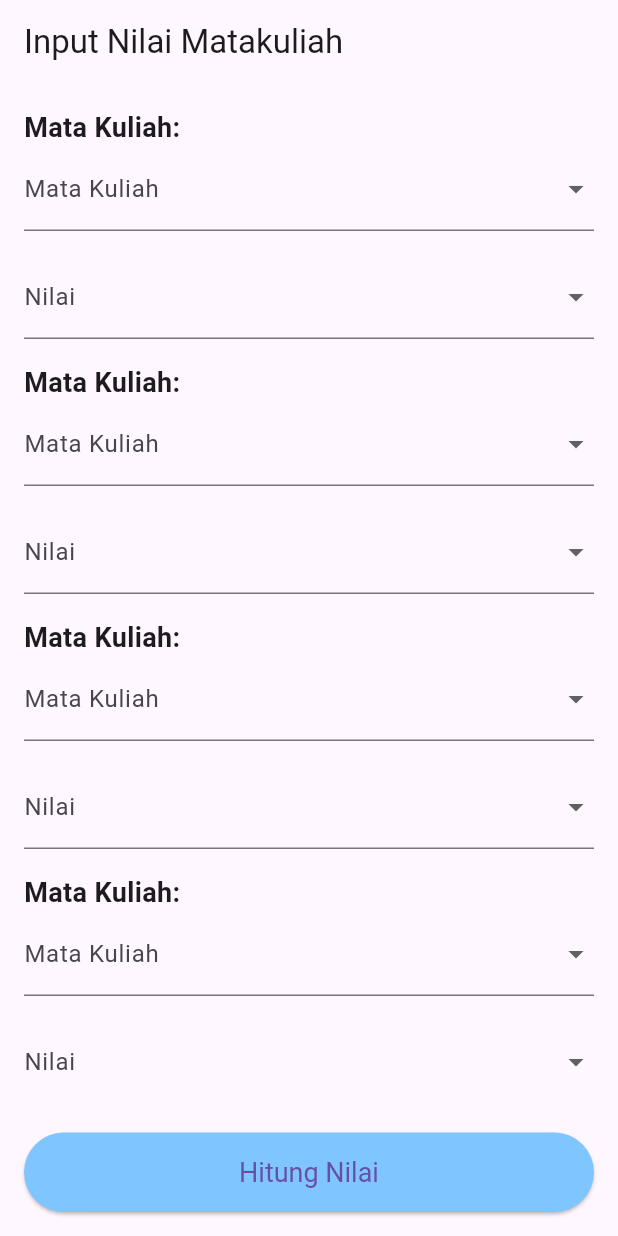
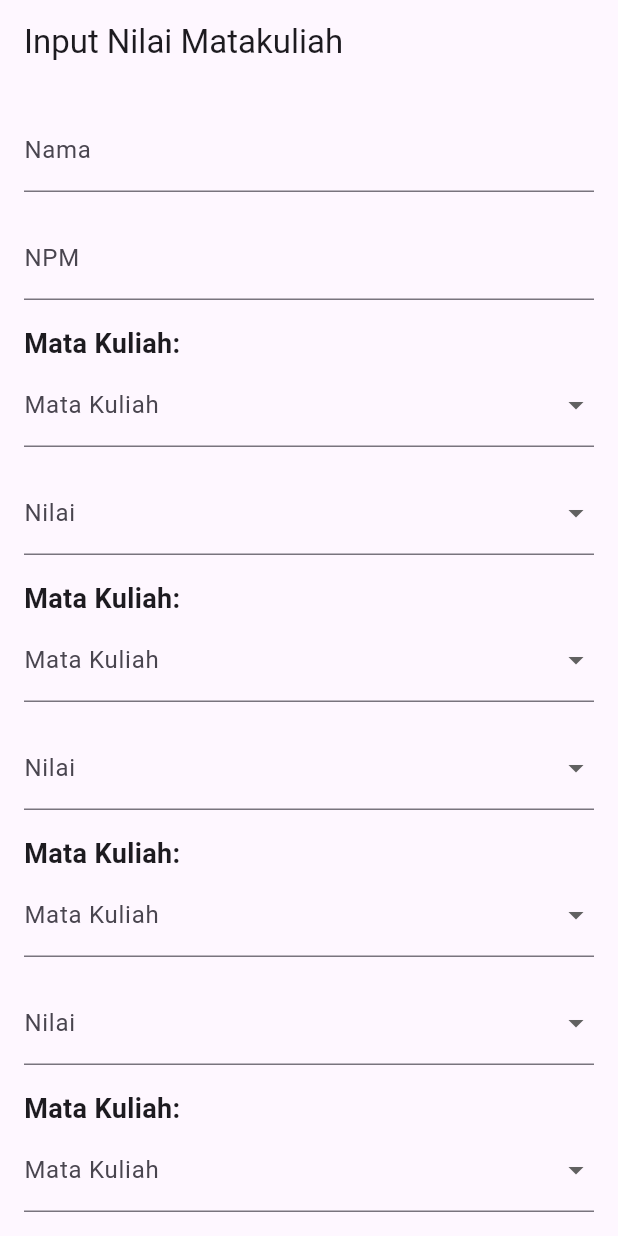
Before and after one commit to 12irsyad2003/Irsyadul_Ibad_Praktikum_Android, a Flutter app: the screen it shows after launch, on a phone screen of 412 x 824 dp. Run offline on Flutter 3.47's test engine with Material 3 defaults, Android fonts, the phone set to English and light mode, and no system bars.

Commit message:
menambahkan nama dan Npm nilai_input.dart

```diff
--- a/pertemuan04/lib/nilai_input.dart
+++ b/pertemuan04/lib/nilai_input.dart
@@ -31,6 +31,10 @@ class _NilaiMatakuliahPageState extends State<NilaiMatakuliahPage> {
   List<String?> selectedMatakuliah = List.filled(10, null);
   Konversi konversi = Konversi();
 
+  // Variabel untuk Nama dan NPM
+  String? nama;
+  String? npm;
+
   // Fungsi untuk menghitung IPK dan total SKS
   Map<String, double> hitungIPKdanSks() {
     double totalBobot = 0.0;
@@ -38,11 +42,9 @@ class _NilaiMatakuliahPageState extends State<NilaiMatakuliahPage> {
 
     for (int i = 0; i < matakuliah.length; i++) {
       if (selectedNilai[i] != null && selectedMatakuliah[i] != null) {
-        // Menghitung total bobot berdasarkan nilai huruf dan SKS
         double bobotNilai = konversi.nilaiKeAngka(selectedNilai[i]!);
-        totalBobot +=
-            bobotNilai * sksMatakuliah[i]; // Mengalikan bobot nilai dengan SKS
-        totalSks += sksMatakuliah[i]; // Menjumlahkan SKS
+        totalBobot += bobotNilai * sksMatakuliah[i];
+        totalSks += sksMatakuliah[i];
       }
     }
 
@@ -51,7 +53,6 @@ class _NilaiMatakuliahPageState extends State<NilaiMatakuliahPage> {
     return {'IPK': ipk, 'Total SKS': totalSks};
   }
 
-  // Fungsi untuk mendapatkan list pilihan mata kuliah yang masih tersedia
   List<String> getAvailableMatakuliah(int index) {
     List<String> availableMatakuliah = List.from(matakuliah);
     for (int i = 0; i < selectedMatakuliah.length; i++) {
@@ -68,17 +69,42 @@ class _NilaiMatakuliahPageState extends State<NilaiMatakuliahPage> {
       appBar: AppBar(title: Text('Input Nilai Matakuliah')),
       body: Padding(
         padding: const EdgeInsets.all(16.0),
-        child: ListView.builder(
+        child: ListView(
+          children: <Widget>[
+            // Input Nama
+            TextField(
+              decoration: InputDecoration(labelText: 'Nama'),
+              onChanged: (value) {
+                setState(() {
+                  nama = value;
+                });
+              },
+            ),
+            SizedBox(height: 16),
+            // Input NPM
+            TextField(
+              decoration: InputDecoration(labelText: 'NPM'),
+              keyboardType: TextInputType.number,
+              onChanged: (value) {
+                setState(() {
+                  npm = value;
+                });
+              },
+            ),
+            SizedBox(height: 16),
+            // Input Mata Kuliah dan Nilai
+            ListView.builder(
               itemCount: matakuliah.length,
+              shrinkWrap: true,
               itemBuilder: (context, index) {
                 return Column(
                   crossAxisAlignment: CrossAxisAlignment.start,
                   children: <Widget>[
                     Text(
                       'Mata Kuliah: ',
-                  style: TextStyle(fontSize: 18, fontWeight: FontWeight.bold),
+                      style:
+                          TextStyle(fontSize: 18, fontWeight: FontWeight.bold),
                     ),
-                // Dropdown untuk memilih Mata Kuliah
                     DropdownButtonFormField<String>(
                       value: selectedMatakuliah[index],
                       decoration: InputDecoration(labelText: 'Mata Kuliah'),
@@ -95,7 +121,6 @@ class _NilaiMatakuliahPageState extends State<NilaiMatakuliahPage> {
                       },
                     ),
                     SizedBox(height: 16),
-                // Dropdown untuk memilih Nilai
                     DropdownButtonFormField<String>(
                       value: selectedNilai[index],
                       decoration: InputDecoration(labelText: 'Nilai'),
@@ -116,15 +141,16 @@ class _NilaiMatakuliahPageState extends State<NilaiMatakuliahPage> {
                 );
               },
             ),
-      ),
-      bottomNavigationBar: Padding(
+            Padding(
               padding: const EdgeInsets.all(16.0),
               child: ElevatedButton(
                 onPressed: () {
                   if (selectedNilai.contains(null) ||
-                selectedMatakuliah.contains(null)) {
+                      selectedMatakuliah.contains(null) ||
+                      nama == null ||
+                      npm == null) {
                     ScaffoldMessenger.of(context).showSnackBar(SnackBar(
-                content: Text("Harap lengkapi semua mata kuliah dan nilai!"),
+                      content: Text("Harap lengkapi semua data!"),
                     ));
                   } else {
                     var hasil = hitungIPKdanSks();
@@ -137,6 +163,8 @@ class _NilaiMatakuliahPageState extends State<NilaiMatakuliahPage> {
                           selectedMatakuliah: selectedMatakuliah,
                           sksMatakuliah: sksMatakuliah,
                           selectedNilai: selectedNilai,
+                          nama: nama!,
+                          npm: npm!,
                         ),
                       ),
                     );
@@ -146,8 +174,11 @@ class _NilaiMatakuliahPageState extends State<NilaiMatakuliahPage> {
                 style: ElevatedButton.styleFrom(
                   padding: EdgeInsets.symmetric(vertical: 16),
                   textStyle: TextStyle(fontSize: 18),
-            backgroundColor: Color.fromARGB(255, 127, 197, 255)
+                  backgroundColor: Color.fromARGB(255, 127, 197, 255),
                 ),
+              ),
+            ),
+          ],
         ),
       ),
     );
```
Lines whose indentation alone changed are shown as unchanged.
